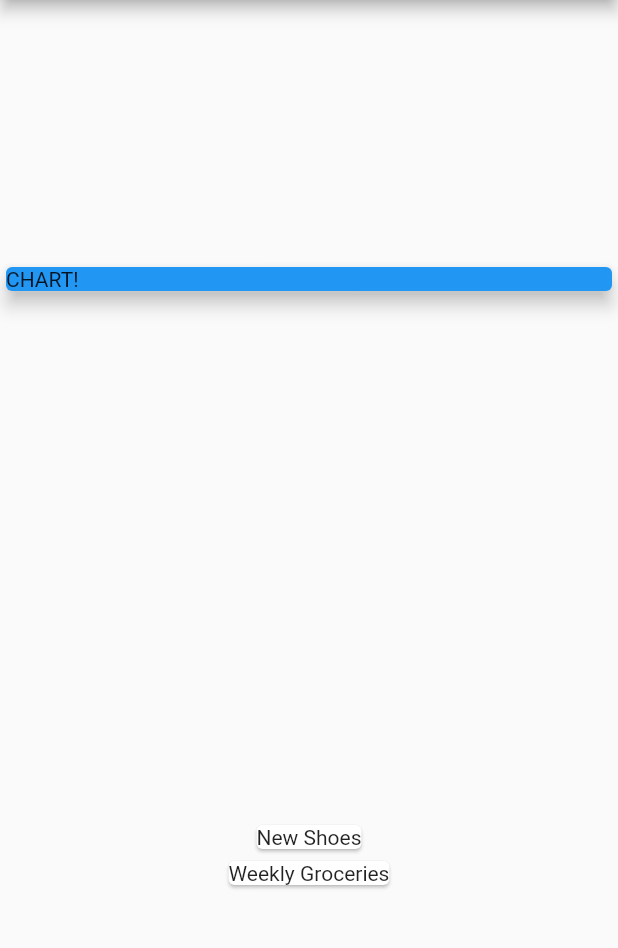
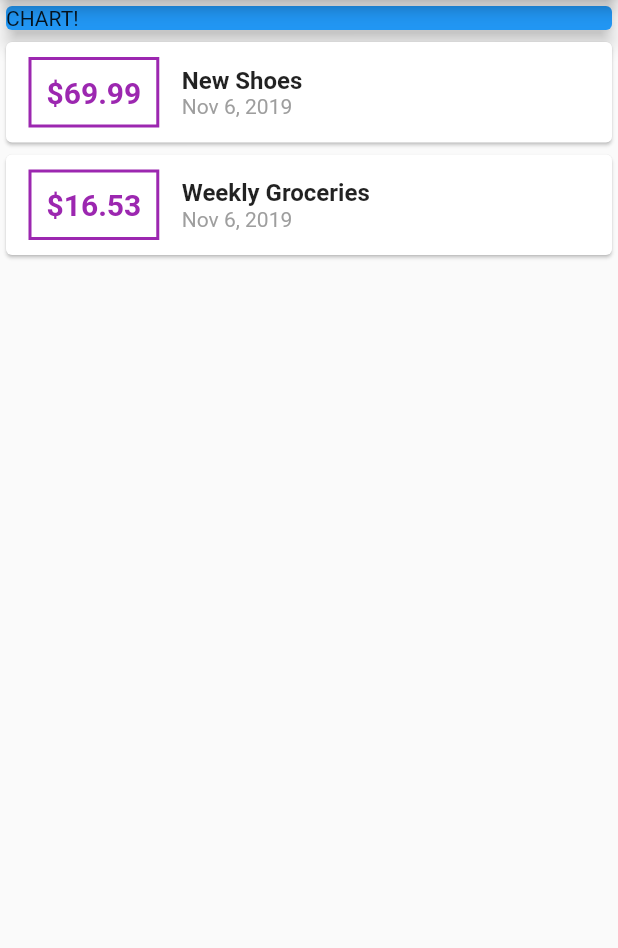
Before and after one commit to AhmedMostafaElbasha/Personal-Expenses-App, a Flutter app: the screen it shows after launch, on a phone screen of 412 x 824 dp, the part 84-1032 px from its top. Run offline on Flutter 3.47's test engine with Material 2 defaults, Android fonts, the phone set to English and light mode, and no system bars.

Commit message:
Added a styled card to display Transaction data

```diff
--- a/personal_expenses_app/lib/main.dart
+++ b/personal_expenses_app/lib/main.dart
@@ -1,4 +1,6 @@
 import 'package:flutter/material.dart';
+import 'package:intl/intl.dart';
+
 import './transaction.dart';
 
 void main() => runApp(MyApp());
@@ -38,7 +40,7 @@ class MyHomePage extends StatelessWidget {
         title: Text('Personal Expenses'),
       ),
       body: Column(
-        mainAxisAlignment: MainAxisAlignment.spaceAround,
+        // mainAxisAlignment: MainAxisAlignment.start,
         crossAxisAlignment: CrossAxisAlignment.stretch,
         children: <Widget>[
           Container(
@@ -51,12 +53,52 @@ class MyHomePage extends StatelessWidget {
               elevation: 5,
             ),
           ),
+
           Column(
             children: transactions.map(
               (transaction) {
                 return Card(
-                  child: Text(
-                    transaction.title,
+                  child: Row(
+                    mainAxisAlignment: MainAxisAlignment.start,
+                    children: <Widget>[
+                      Container(
+                        margin: EdgeInsets.symmetric(
+                          vertical: 10,
+                          horizontal: 15,
+                        ),
+                        decoration: BoxDecoration(
+                            border: Border.all(
+                          color: Colors.purple,
+                          width: 2,
+                        )),
+                        padding: EdgeInsets.all(10),
+                        child: Text(
+                          '\$${transaction.amount}',
+                          style: TextStyle(
+                              fontWeight: FontWeight.bold,
+                              fontSize: 20,
+                              color: Colors.purple),
+                        ),
+                      ),
+                      Column(
+                        crossAxisAlignment: CrossAxisAlignment.start,
+                        children: <Widget>[
+                          Text(
+                            transaction.title,
+                            style: TextStyle(
+                              fontWeight: FontWeight.bold,
+                              fontSize: 16,
+                            ),
+                          ),
+                          Text(
+                            DateFormat.yMMMd().format(transaction.date),
+                            style: TextStyle(
+                              color: Colors.grey,
+                            ),
+                          ),
+                        ],
+                      )
+                    ],
                   ),
                 );
               },
--- a/personal_expenses_app/pubspec.yaml
+++ b/personal_expenses_app/pubspec.yaml
@@ -19,6 +19,7 @@ environment:
 dependencies:
   flutter:
     sdk: flutter
+  intl: ^0.16.0
 
   # The following adds the Cupertino Icons font to your application.
   # Use with the CupertinoIcons class for iOS style icons.
```
